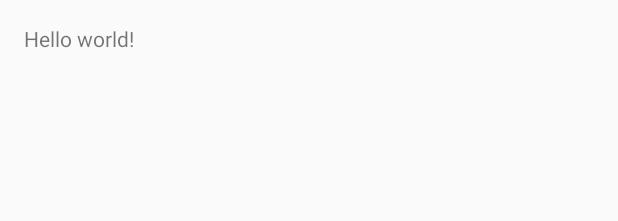
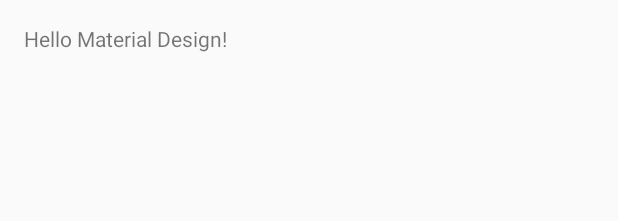
Before and after one commit to Ucamo/MaterialToDoList, an Android app: the layout activity_to_do_list.xml on its own in the app's theme, with its tools: preview values and no code run, on a phone screen of 412 x 824 dp. Shown: the top 221 px of the screen. Run offline under Robolectric (Android 15) with nearby library versions, the phone set to English and light mode, and no system bars.

Commit message:
added base colors for the style and created the theme to use on the app

```diff
--- a/app/src/main/AndroidManifest.xml
+++ b/app/src/main/AndroidManifest.xml
@@ -6,7 +6,7 @@
         android:allowBackup="true"
         android:icon="@mipmap/ic_launcher"
         android:label="@string/app_name"
-        android:theme="@style/AppTheme" >
+        android:theme="@style/Theme.ToDoListTheme" >
         <activity
             android:name=".ToDoListActivity"
             android:label="@string/app_name" >
--- /dev/null
+++ b/app/src/main/res/values/colors.xml
@@ -0,0 +1,6 @@
+<?xml version="1.0" encoding="utf-8"?>
+<resources>
+    <color name="primary">#4CAF50</color>
+    <color name="primary_dark">#388E3C</color>
+    <color name="accent">#8BC34A</color>
+</resources>
--- a/app/src/main/res/values/strings.xml
+++ b/app/src/main/res/values/strings.xml
@@ -1,5 +1,6 @@
 <resources>
-    <string name="app_name">Material ToDo List</string>
-<string name="hello_world">Hello world!</string>
+    <string name="app_name">Material ToDo List - Android ATC</string>
+<string name="hello_world">Hello Material Design!</string>
     <string name="action_settings">Settings</string>
+    <string name="addItemHint">New Item</string>
 </resources>
--- /dev/null
+++ b/app/src/main/res/values/theme.xml
@@ -0,0 +1,9 @@
+<?xml version="1.0" encoding="utf-8"?>
+<resources>
+    <style name="Theme.ToDoListTheme" parent="Theme.AppCompat.Light">
+        <!-- Main theme colors -->
+        <item name="colorPrimary">@color/primary</item>
+        <item name="colorPrimaryDark">@color/primary_dark</item>
+        <item name="colorAccent">@color/accent</item>
+    </style>
+</resources>
```
